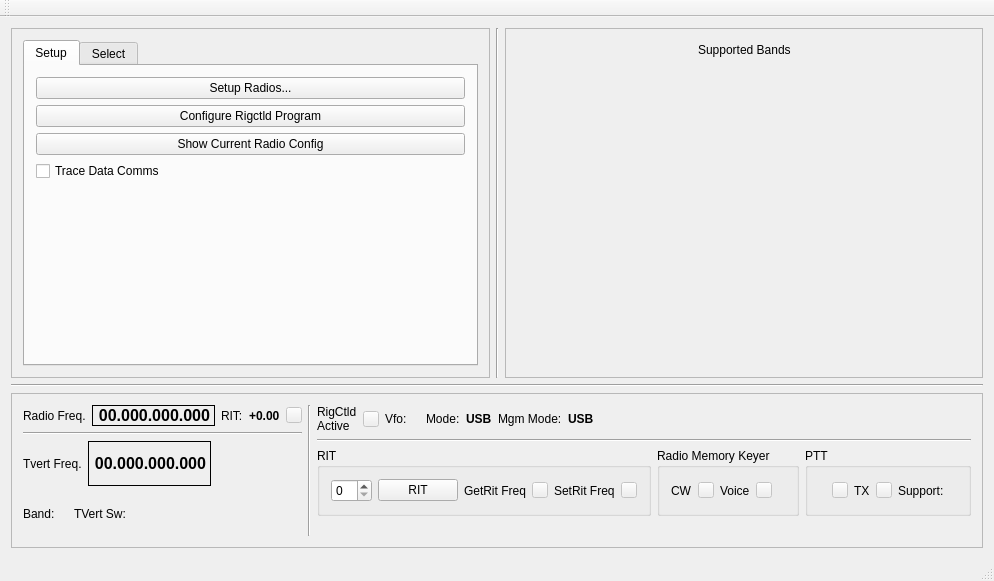
The window that mqt/MqtRigControl/rigcontrolmainwindow.ui (Rsclub22/Minos2-Mirror) describes before a commit, drawn with Qt 5.
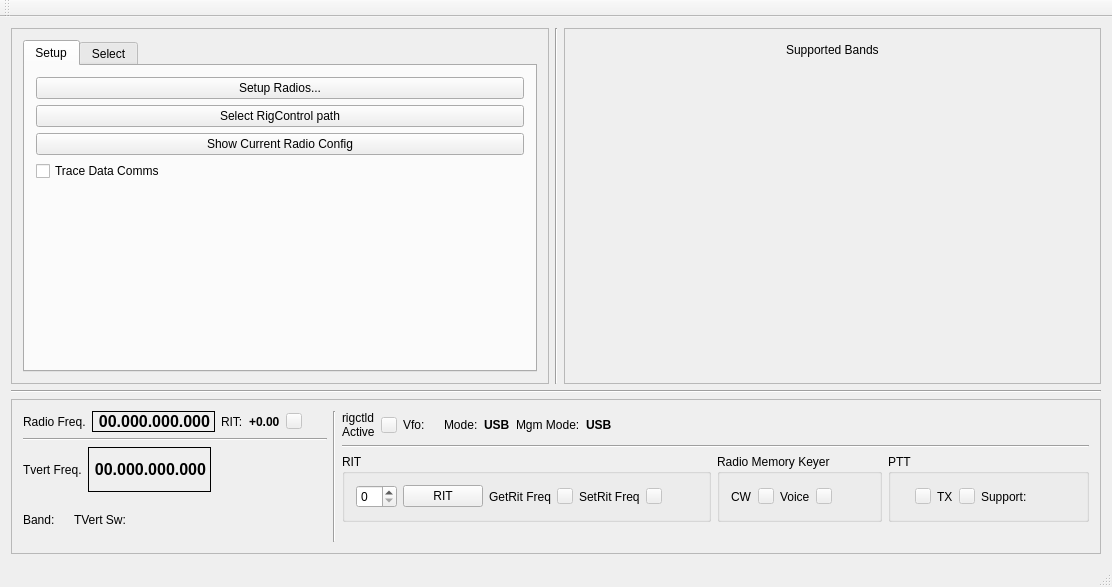
The same window after the commit. The open tabs and pages were chosen to show the change. Custom widgets are drawn as their Qt base class.

What changed in the file:
```diff
--- a/mqt/MqtRigControl/rigcontrolmainwindow.ui
+++ b/mqt/MqtRigControl/rigcontrolmainwindow.ui
@@ -6,8 +6,8 @@
    <rect>
     <x>0</x>
     <y>0</y>
-    <width>976</width>
-    <height>581</height>
+    <width>1112</width>
+    <height>587</height>
    </rect>
   </property>
   <property name="windowTitle">
@@ -51,7 +51,7 @@
                <item>
                 <widget class="QPushButton" name="configRigctld">
                  <property name="text">
-                  <string>Configure Rigctld Program</string>
+                  <string>Select RigControl path</string>
                  </property>
                 </widget>
                </item>
@@ -612,7 +612,7 @@
              <item>
               <widget class="QLabel" name="rigCtldIndicatorLabel">
                <property name="text">
-                <string>RigCtld
+                <string>rigctld
 Active</string>
                </property>
               </widget>
```
Left out of the diff: 2 changed lines with no effect on the pictures.
